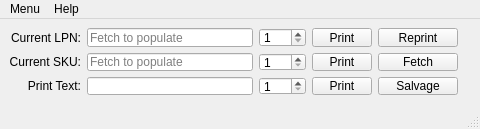
Qt form mainwindow.ui (LMBernardo/LabelManager) before a commit.
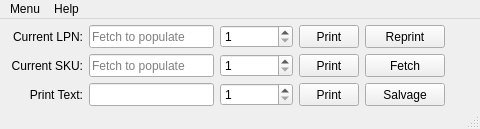
The same form after that commit. Icons and pictures are not drawn.

Commit message: Remove QSerial includes and minor layout changes

Patch:
```diff
--- a/mainwindow.ui
+++ b/mainwindow.ui
@@ -16,6 +16,18 @@
     <verstretch>0</verstretch>
    </sizepolicy>
   </property>
+  <property name="minimumSize">
+   <size>
+    <width>460</width>
+    <height>109</height>
+   </size>
+  </property>
+  <property name="maximumSize">
+   <size>
+    <width>580</width>
+    <height>229</height>
+   </size>
+  </property>
   <property name="windowTitle">
    <string>Label Manager</string>
   </property>
@@ -29,16 +41,34 @@
    <property name="minimumSize">
     <size>
      <width>480</width>
-     <height>0</height>
-    </size>
-   </property>
-   <property name="maximumSize">
-    <size>
-     <width>463</width>
      <height>85</height>
     </size>
    </property>
+   <property name="maximumSize">
+    <size>
+     <width>580</width>
+     <height>185</height>
+    </size>
+   </property>
    <layout class="QGridLayout" name="gridLayout">
+    <property name="sizeConstraint">
+     <enum>QLayout::SetMinimumSize</enum>
+    </property>
+    <property name="leftMargin">
+     <number>9</number>
+    </property>
+    <property name="topMargin">
+     <number>6</number>
+    </property>
+    <property name="rightMargin">
+     <number>9</number>
+    </property>
+    <property name="bottomMargin">
+     <number>6</number>
+    </property>
+    <property name="spacing">
+     <number>6</number>
+    </property>
     <item row="0" column="0">
      <widget class="QLabel" name="label">
       <property name="text">
@@ -52,7 +82,7 @@
     <item row="0" column="1">
      <widget class="QLineEdit" name="lpnLineEdit">
       <property name="sizePolicy">
-       <sizepolicy hsizetype="MinimumExpanding" vsizetype="Fixed">
+       <sizepolicy hsizetype="Preferred" vsizetype="Minimum">
         <horstretch>0</horstretch>
         <verstretch>0</verstretch>
        </sizepolicy>
@@ -60,6 +90,12 @@
       <property name="minimumSize">
        <size>
         <width>115</width>
+        <height>10</height>
+       </size>
+      </property>
+      <property name="sizeIncrement">
+       <size>
+        <width>0</width>
         <height>0</height>
        </size>
       </property>
@@ -73,6 +109,12 @@
     </item>
     <item row="0" column="2">
      <widget class="QSpinBox" name="lpnQuantitySpinBox">
+      <property name="sizePolicy">
+       <sizepolicy hsizetype="Preferred" vsizetype="Minimum">
+        <horstretch>0</horstretch>
+        <verstretch>0</verstretch>
+       </sizepolicy>
+      </property>
       <property name="minimum">
        <number>1</number>
       </property>
@@ -83,6 +125,12 @@
     </item>
     <item row="0" column="3">
      <widget class="QPushButton" name="printLPNButton">
+      <property name="sizePolicy">
+       <sizepolicy hsizetype="Minimum" vsizetype="Minimum">
+        <horstretch>0</horstretch>
+        <verstretch>0</verstretch>
+       </sizepolicy>
+      </property>
       <property name="maximumSize">
        <size>
         <width>60</width>
@@ -96,6 +144,12 @@
     </item>
     <item row="0" column="4">
      <widget class="QPushButton" name="reprintLPNButton">
+      <property name="sizePolicy">
+       <sizepolicy hsizetype="Minimum" vsizetype="Minimum">
+        <horstretch>0</horstretch>
+        <verstretch>0</verstretch>
+       </sizepolicy>
+      </property>
       <property name="toolTip">
        <string>Reprint previous LPN</string>
       </property>
@@ -142,7 +196,7 @@
     <item row="1" column="1">
      <widget class="QLineEdit" name="skuLineEdit">
       <property name="sizePolicy">
-       <sizepolicy hsizetype="MinimumExpanding" vsizetype="Fixed">
+       <sizepolicy hsizetype="Preferred" vsizetype="Minimum">
         <horstretch>0</horstretch>
         <verstretch>0</verstretch>
        </sizepolicy>
@@ -150,6 +204,12 @@
       <property name="minimumSize">
        <size>
         <width>115</width>
+        <height>10</height>
+       </size>
+      </property>
+      <property name="sizeIncrement">
+       <size>
+        <width>0</width>
         <height>0</height>
        </size>
       </property>
@@ -160,6 +220,12 @@
     </item>
     <item row="1" column="2">
      <widget class="QSpinBox" name="skuQuantitySpinBox">
+      <property name="sizePolicy">
+       <sizepolicy hsizetype="Preferred" vsizetype="Minimum">
+        <horstretch>0</horstretch>
+        <verstretch>0</verstretch>
+       </sizepolicy>
+      </property>
       <property name="minimum">
        <number>1</number>
       </property>
@@ -173,6 +239,12 @@
     </item>
     <item row="1" column="3">
      <widget class="QPushButton" name="printSKUButton">
+      <property name="sizePolicy">
+       <sizepolicy hsizetype="Minimum" vsizetype="Minimum">
+        <horstretch>0</horstretch>
+        <verstretch>0</verstretch>
+       </sizepolicy>
+      </property>
       <property name="maximumSize">
        <size>
         <width>60</width>
@@ -186,6 +258,12 @@
     </item>
     <item row="1" column="4">
      <widget class="QPushButton" name="fetchSKUButton">
+      <property name="sizePolicy">
+       <sizepolicy hsizetype="Minimum" vsizetype="Minimum">
+        <horstretch>0</horstretch>
+        <verstretch>0</verstretch>
+       </sizepolicy>
+      </property>
       <property name="text">
        <string>Fetch</string>
       </property>
@@ -225,10 +303,16 @@
     </item>
     <item row="2" column="1">
      <widget class="QLineEdit" name="textLineEdit">
+      <property name="sizePolicy">
+       <sizepolicy hsizetype="Preferred" vsizetype="Minimum">
+        <horstretch>0</horstretch>
+        <verstretch>0</verstretch>
+       </sizepolicy>
+      </property>
       <property name="minimumSize">
        <size>
         <width>125</width>
-        <height>0</height>
+        <height>10</height>
        </size>
       </property>
       <property name="clearButtonEnabled">
@@ -238,6 +322,12 @@
     </item>
     <item row="2" column="2">
      <widget class="QSpinBox" name="textQuantitySpinBox">
+      <property name="sizePolicy">
+       <sizepolicy hsizetype="Preferred" vsizetype="Minimum">
+        <horstretch>0</horstretch>
+        <verstretch>0</verstretch>
+       </sizepolicy>
+      </property>
       <property name="minimum">
        <number>1</number>
       </property>
@@ -248,6 +338,12 @@
     </item>
     <item row="2" column="3">
      <widget class="QPushButton" name="printTextButton">
+      <property name="sizePolicy">
+       <sizepolicy hsizetype="Minimum" vsizetype="Minimum">
+        <horstretch>0</horstretch>
+        <verstretch>0</verstretch>
+       </sizepolicy>
+      </property>
       <property name="maximumSize">
        <size>
         <width>60</width>
@@ -262,7 +358,7 @@
     <item row="2" column="4">
      <widget class="QPushButton" name="printSalvageButton">
       <property name="sizePolicy">
-       <sizepolicy hsizetype="Minimum" vsizetype="Fixed">
+       <sizepolicy hsizetype="Minimum" vsizetype="Minimum">
         <horstretch>0</horstretch>
         <verstretch>0</verstretch>
        </sizepolicy>
```
Left out of the diff: 2 changed lines with no effect on the pictures. The commit also changes 2 other files.
